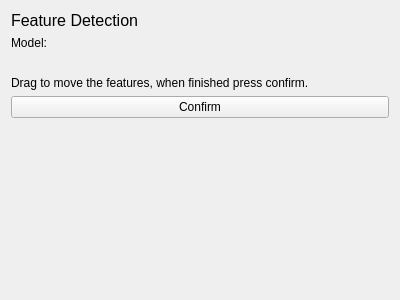
Above: fibsem/ui/qtdesigner_files/FibsemEmbeddedDetectionWidget.ui from DeMarcoLab/fibsem before the change. Below: the same form after it.
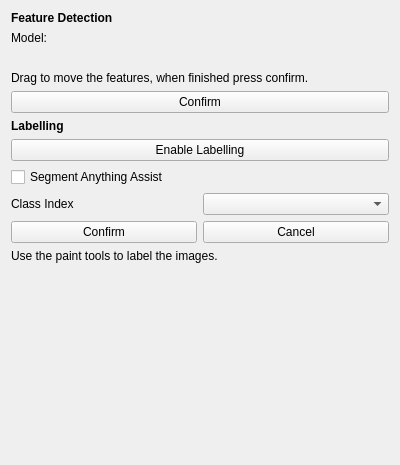
That is the form after the change.

Commit message: start online labelling

```diff
--- a/fibsem/ui/qtdesigner_files/FibsemEmbeddedDetectionWidget.ui
+++ b/fibsem/ui/qtdesigner_files/FibsemEmbeddedDetectionWidget.ui
@@ -7,27 +7,24 @@
     <x>0</x>
     <y>0</y>
     <width>400</width>
-    <height>300</height>
+    <height>465</height>
    </rect>
   </property>
   <property name="windowTitle">
    <string>Form</string>
   </property>
   <layout class="QGridLayout" name="gridLayout">
-   <item row="3" column="0" colspan="2">
-    <widget class="QLabel" name="label_instructions">
+   <item row="8" column="0">
+    <widget class="QLabel" name="label_labelling_class_index">
      <property name="text">
-      <string>Drag to move the features, when finished press confirm.</string>
-     </property>
-     <property name="wordWrap">
-      <bool>true</bool>
+      <string>Class Index</string>
      </property>
     </widget>
    </item>
-   <item row="4" column="0" colspan="2">
-    <widget class="QPushButton" name="pushButton_continue">
+   <item row="10" column="0" colspan="2">
+    <widget class="QLabel" name="label_labelling_instructions">
      <property name="text">
-      <string>Confirm</string>
+      <string>Use the paint tools to label the images.</string>
      </property>
     </widget>
    </item>
@@ -44,6 +41,33 @@
      </property>
     </widget>
    </item>
+   <item row="9" column="1">
+    <widget class="QPushButton" name="pushButton_labelling_cancel">
+     <property name="text">
+      <string>Cancel</string>
+     </property>
+    </widget>
+   </item>
+   <item row="8" column="1">
+    <widget class="QComboBox" name="comboBox_labelling_class_index"/>
+   </item>
+   <item row="3" column="0" colspan="2">
+    <widget class="QLabel" name="label_instructions">
+     <property name="text">
+      <string>Drag to move the features, when finished press confirm.</string>
+     </property>
+     <property name="wordWrap">
+      <bool>true</bool>
+     </property>
+    </widget>
+   </item>
+   <item row="6" column="0" colspan="2">
+    <widget class="QPushButton" name="pushButton_enable_labelling">
+     <property name="text">
+      <string>Enable Labelling</string>
+     </property>
+    </widget>
+   </item>
    <item row="1" column="0" colspan="2">
     <widget class="QLabel" name="label_model">
      <property name="text">
@@ -51,20 +75,22 @@
      </property>
     </widget>
    </item>
-   <item row="0" column="0">
-    <widget class="QLabel" name="label_title">
-     <property name="font">
-      <font>
-       <pointsize>12</pointsize>
-      </font>
+   <item row="9" column="0">
+    <widget class="QPushButton" name="pushButton_labelling_confirm">
+     <property name="text">
+      <string>Confirm</string>
      </property>
+    </widget>
+   </item>
+   <item row="7" column="1">
+    <widget class="QLabel" name="label_labelling_model">
      <property name="text">
-      <string>Feature Detection</string>
+      <string/>
      </property>
     </widget>
    </item>
-   <item row="5" column="0" colspan="2">
-    <spacer name="verticalSpacer">
+   <item row="11" column="0" colspan="2">
+    <spacer name="verticalSpacer_2">
      <property name="orientation">
       <enum>Qt::Vertical</enum>
      </property>
@@ -76,6 +102,47 @@
      </property>
     </spacer>
    </item>
+   <item row="4" column="0" colspan="2">
+    <widget class="QPushButton" name="pushButton_continue">
+     <property name="text">
+      <string>Confirm</string>
+     </property>
+    </widget>
+   </item>
+   <item row="7" column="0">
+    <widget class="QCheckBox" name="checkBox_labelling_model_assist">
+     <property name="text">
+      <string>Segment Anything Assist</string>
+     </property>
+    </widget>
+   </item>
+   <item row="5" column="0" colspan="2">
+    <widget class="QLabel" name="label_labelling_header">
+     <property name="font">
+      <font>
+       <weight>75</weight>
+       <bold>true</bold>
+      </font>
+     </property>
+     <property name="text">
+      <string>Labelling</string>
+     </property>
+    </widget>
+   </item>
+   <item row="0" column="0" colspan="2">
+    <widget class="QLabel" name="label_title">
+     <property name="font">
+      <font>
+       <pointsize>9</pointsize>
+       <weight>75</weight>
+       <bold>true</bold>
+      </font>
+     </property>
+     <property name="text">
+      <string>Feature Detection</string>
+     </property>
+    </widget>
+   </item>
   </layout>
  </widget>
  <resources/>
```
The commit also changes 2 other files.
